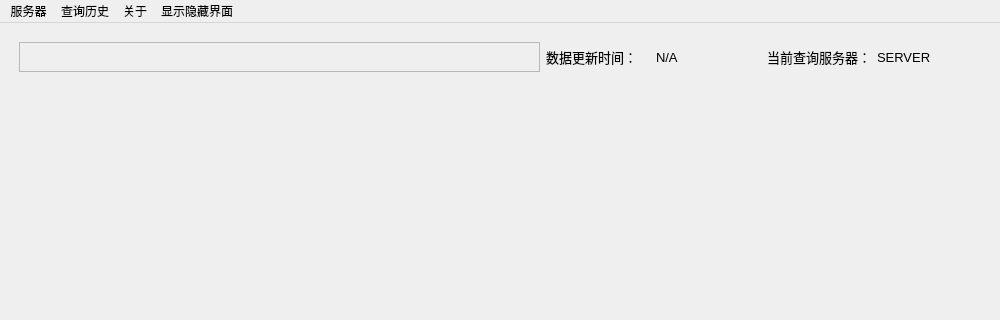
NagaResst/Paissa, file Paissa.ui: the form before one commit; both pictures show x 0 to 1000 and y 0 to 320 of the 1000 by 700 pixel window.
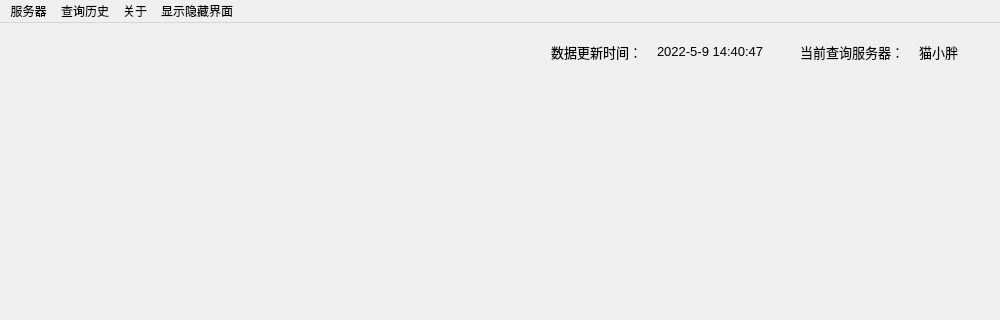
The form after the commit.

```diff
--- a/Paissa.ui
+++ b/Paissa.ui
@@ -44,6 +44,12 @@
     </property>
     <item row="0" column="0">
      <widget class="QWidget" name="status_bar" native="true">
+      <property name="sizePolicy">
+       <sizepolicy hsizetype="Minimum" vsizetype="Minimum">
+        <horstretch>0</horstretch>
+        <verstretch>0</verstretch>
+       </sizepolicy>
+      </property>
       <property name="maximumSize">
        <size>
         <width>16777215</width>
@@ -52,31 +58,24 @@
       </property>
       <layout class="QGridLayout" name="gridLayout_3">
        <item row="0" column="0">
-        <layout class="QHBoxLayout" name="horizontalLayout" stretch="5,1,1,1,1">
+        <layout class="QHBoxLayout" name="horizontalLayout" stretch="10,1,2,1">
          <property name="spacing">
-          <number>6</number>
+          <number>15</number>
+         </property>
+         <property name="sizeConstraint">
+          <enum>QLayout::SetFixedSize</enum>
          </property>
          <property name="leftMargin">
           <number>0</number>
          </property>
-         <item>
-          <widget class="QFrame" name="frame">
-           <property name="minimumSize">
-            <size>
-             <width>0</width>
-             <height>30</height>
-            </size>
-           </property>
-           <property name="frameShape">
-            <enum>QFrame::StyledPanel</enum>
-           </property>
-           <property name="frameShadow">
-            <enum>QFrame::Raised</enum>
-           </property>
-          </widget>
-         </item>
-         <item>
+         <item alignment="Qt::AlignRight">
           <widget class="QLabel" name="show_text_uptime">
+           <property name="sizePolicy">
+            <sizepolicy hsizetype="Fixed" vsizetype="Fixed">
+             <horstretch>1</horstretch>
+             <verstretch>1</verstretch>
+            </sizepolicy>
+           </property>
            <property name="font">
             <font>
              <family>Arial</family>
@@ -88,8 +87,14 @@
            </property>
           </widget>
          </item>
-         <item>
+         <item alignment="Qt::AlignLeft">
           <widget class="QLabel" name="show_update_time">
+           <property name="sizePolicy">
+            <sizepolicy hsizetype="Fixed" vsizetype="Fixed">
+             <horstretch>1</horstretch>
+             <verstretch>1</verstretch>
+            </sizepolicy>
+           </property>
            <property name="minimumSize">
             <size>
              <width>0</width>
@@ -103,12 +108,18 @@
             </font>
            </property>
            <property name="text">
-            <string>N/A</string>
+            <string>2022-5-9 14:40:47</string>
            </property>
           </widget>
          </item>
-         <item>
+         <item alignment="Qt::AlignRight">
           <widget class="QLabel" name="show_text_server">
+           <property name="sizePolicy">
+            <sizepolicy hsizetype="Fixed" vsizetype="Fixed">
+             <horstretch>1</horstretch>
+             <verstretch>1</verstretch>
+            </sizepolicy>
+           </property>
            <property name="font">
             <font>
              <family>Arial</family>
@@ -120,8 +131,14 @@
            </property>
           </widget>
          </item>
-         <item>
+         <item alignment="Qt::AlignLeft">
           <widget class="QLabel" name="show_server">
+           <property name="sizePolicy">
+            <sizepolicy hsizetype="Fixed" vsizetype="Fixed">
+             <horstretch>1</horstretch>
+             <verstretch>1</verstretch>
+            </sizepolicy>
+           </property>
            <property name="font">
             <font>
              <family>Arial</family>
@@ -129,7 +146,7 @@
             </font>
            </property>
            <property name="text">
-            <string>SERVER</string>
+            <string>猫小胖</string>
            </property>
           </widget>
          </item>
```
Left out of the diff: 3 changed lines with no effect on the pictures.
